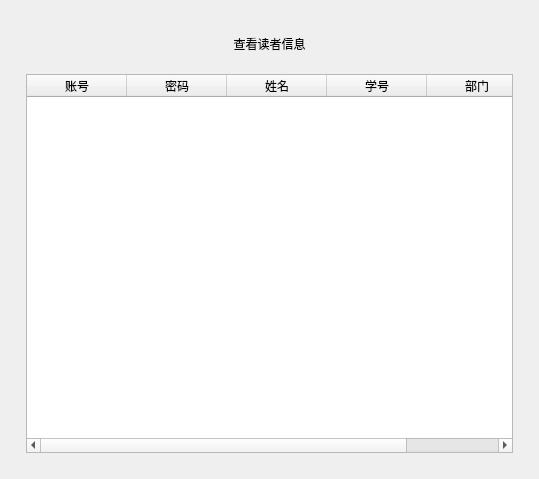
betacat-ha/library-management-system-pyqt, file resource/ui/admin/AdminSearchReader.ui: the form before one commit.
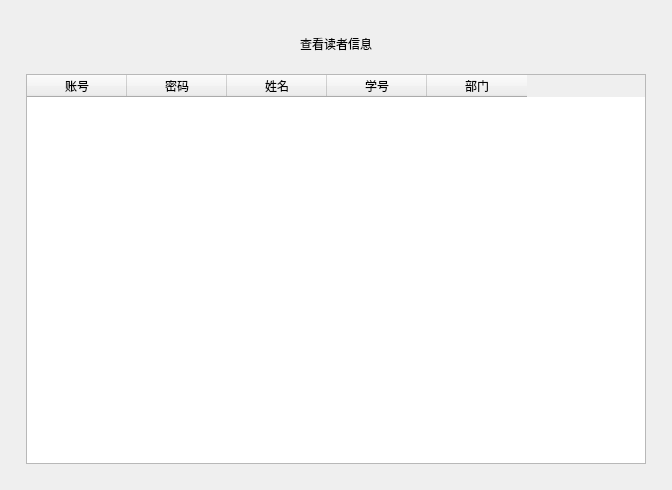
The form after the commit. Custom widgets are drawn as their Qt base class.

```diff
--- a/resource/ui/admin/AdminSearchReader.ui
+++ b/resource/ui/admin/AdminSearchReader.ui
@@ -6,8 +6,8 @@
    <rect>
     <x>0</x>
     <y>0</y>
-    <width>539</width>
-    <height>479</height>
+    <width>672</width>
+    <height>490</height>
    </rect>
   </property>
   <property name="windowTitle">
```
Left out of the diff: 2 changed lines with no effect on the pictures.
